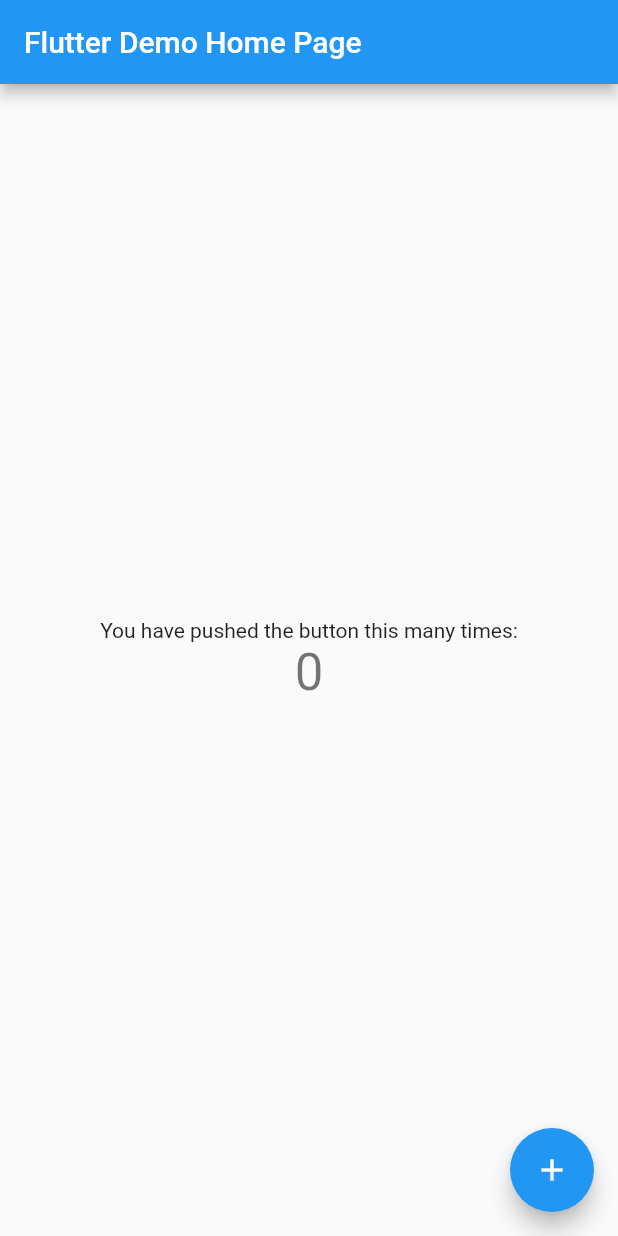
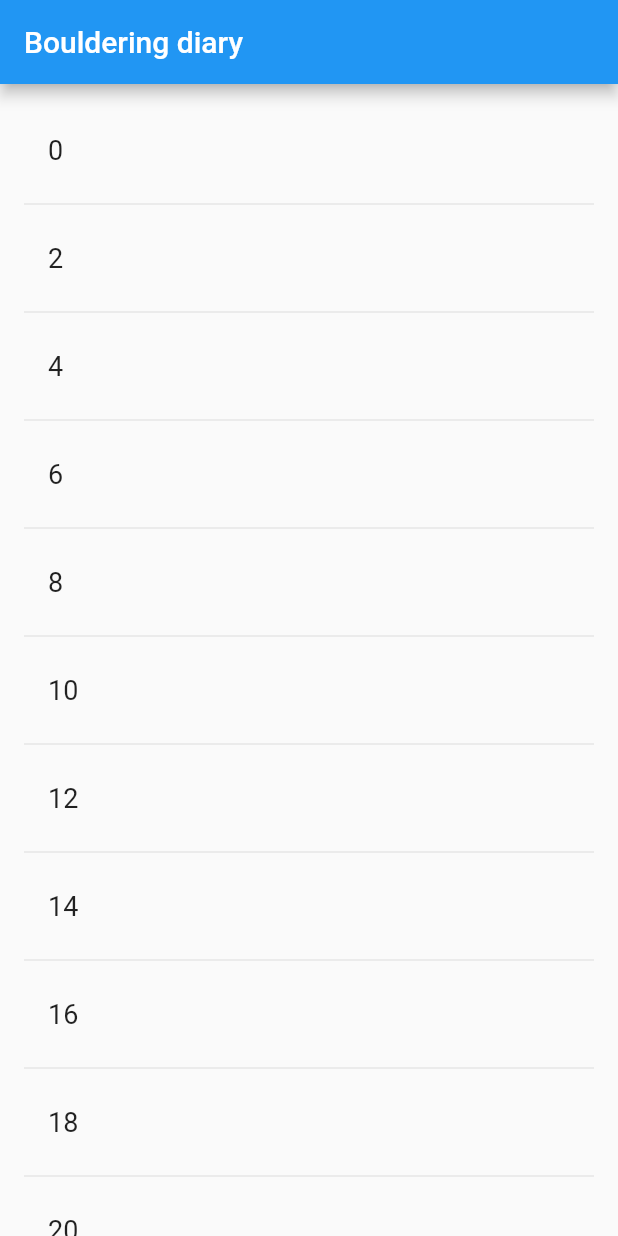
Before and after one commit to tim-kilian/bouldering-diary, a Flutter app: the screen it shows after launch, on a phone screen of 412 x 824 dp. Run offline on Flutter 3.47's test engine with Material 2 defaults, Android fonts, the phone set to English and light mode, and no system bars.

Commit message:
Add an infinite scrolling list from Tutorial 1

```diff
--- a/lib/main.dart
+++ b/lib/main.dart
@@ -1,82 +1,15 @@
 import 'package:flutter/material.dart';
+
+import 'widgets/EntryList.dart';
 
 void main() => runApp(MyApp());
 
 class MyApp extends StatelessWidget {
-  // This widget is the root of your application.
   @override
   Widget build(BuildContext context) {
     return MaterialApp(
-      title: 'Flutter Demo',
-      theme: ThemeData(
-        // This is the theme of your application.
-        //
-        // Try running your application with "flutter run". You'll see the
-        // application has a blue toolbar. Then, without quitting the app, try
-        // changing the primarySwatch below to Colors.green and then invoke
-        // "hot reload" (press "r" in the console where you ran "flutter run",
-        // or simply save your changes to "hot reload" in a Flutter IDE).
-        // Notice that the counter didn't reset back to zero; the application
-        // is not restarted.
-        primarySwatch: Colors.blue,
-      ),
-      home: MyHomePage(title: 'Flutter Demo Home Page'),
+      title: 'Welcome to Flutter',
+      home: EntryList(),
     );
   }
 }
-
-class MyHomePage extends StatefulWidget {
-  MyHomePage({Key key, this.title}) : super(key: key);
-
-  // This widget is the home page of your application. It is stateful, meaning
-  // that it has a State object (defined below) that contains fields that affect
-  // how it looks.
-
-  // This class is the configuration for the state. It holds the values (in this
-  // case the title) provided by the parent (in this case the App widget) and
-  // used by the build method of the State. Fields in a Widget subclass are
-  // always marked "final".
-
-  final String title;
-
-  @override
-  _MyHomePageState createState() => _MyHomePageState();
-}
-
-class _MyHomePageState extends State<MyHomePage> {
-  int _counter = 0;
-
-  void _incrementCounter() {
-    setState(() {
-      _counter++;
-    });
-  }
-
-  @override
-  Widget build(BuildContext context) {
-    return Scaffold(
-      appBar: AppBar(
-        title: Text(widget.title),
-      ),
-      body: Center(
-        child: Column(
-          mainAxisAlignment: MainAxisAlignment.center,
-          children: <Widget>[
-            Text(
-              'You have pushed the button this many times:',
-            ),
-            Text(
-              '$_counter',
-              style: Theme.of(context).textTheme.display1,
-            ),
-          ],
-        ),
-      ),
-      floatingActionButton: FloatingActionButton(
-        onPressed: _incrementCounter,
-        tooltip: 'Increment',
-        child: Icon(Icons.add),
-      ),
-    );
-  }
-}
--- /dev/null
+++ b/lib/widgets/EntryList.dart
@@ -0,0 +1,52 @@
+import 'package:flutter/cupertino.dart';
+import 'package:flutter/material.dart';
+
+class EntryList extends StatefulWidget {
+
+  @override
+  EntryListState createState() => EntryListState();
+
+}
+
+class EntryListState extends State<EntryList> {
+
+  final List<String> entries = <String>[];
+
+  @override
+  Widget build(BuildContext context) {
+    return Scaffold(
+      appBar: AppBar(
+          title: Text('Bouldering diary')
+      ),
+      body: buildList(),
+    );
+  }
+
+  Widget buildList() {
+    return ListView.builder(
+        padding: const EdgeInsets.all(16),
+        itemBuilder: (BuildContext context, int i) {
+          if (i.isOdd) {
+            return Divider();
+          }
+          final int index = i ~/ 2;
+
+          if (index >= entries.length) {
+
+          }
+
+          return buildRow(i.toString());
+        }
+    );
+  }
+
+  Widget buildRow(String entry) {
+    return ListTile(
+      title: Text(
+          entry,
+          style: TextStyle(fontSize: 18),
+      ),
+    );
+  }
+
+}
```
